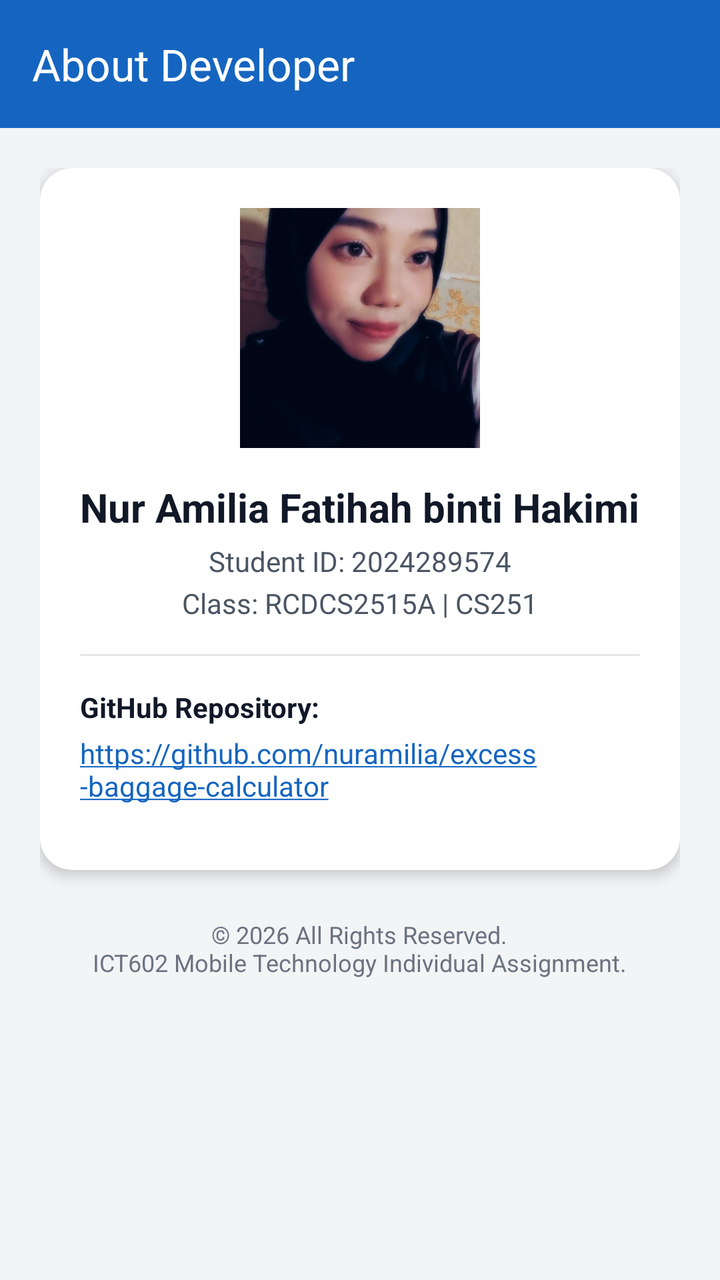
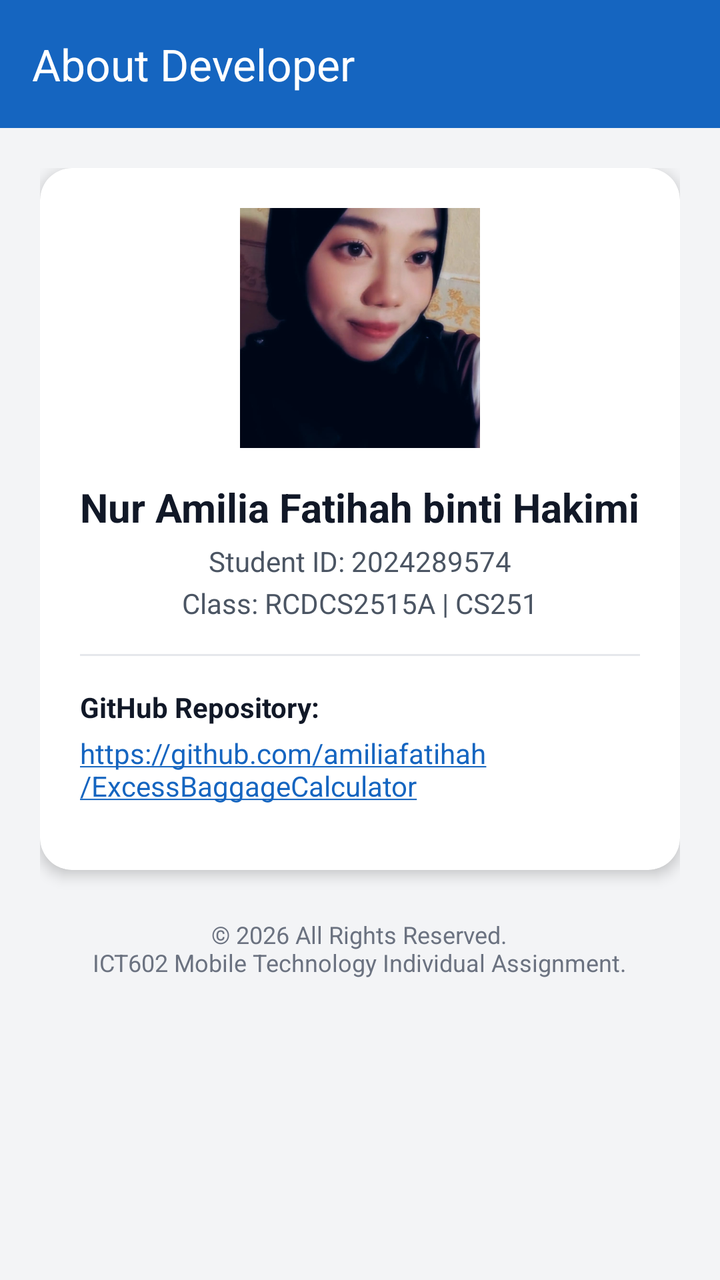

Compare the two renders of this Android layout. The source of the first and the diff that turns it into the second are given below.
<!-- AndroidManifest.xml: application theme Theme.ExcessBaggageCalculator -->
<!-- res/layout/activity_about.xml -->
<?xml version="1.0" encoding="utf-8"?>
<LinearLayout xmlns:android="http://schemas.android.com/apk/res/android"
    xmlns:app="http://schemas.android.com/apk/res-auto"
    android:layout_width="match_parent"
    android:layout_height="match_parent"
    android:orientation="vertical"
    android:background="#F3F4F6">

    <androidx.appcompat.widget.Toolbar
        android:id="@+id/aboutToolbar"
        android:layout_width="match_parent"
        android:layout_height="?attr/actionBarSize"
        android:background="#1565C0"
        app:title="About Developer"
        app:titleTextColor="#FFFFFF" />

    <ScrollView
        android:layout_width="match_parent"
        android:layout_height="match_parent"
        android:padding="20dp">

        <LinearLayout
            android:layout_width="match_parent"
            android:layout_height="wrap_content"
            android:orientation="vertical"
            android:gravity="center_horizontal">

            
            <androidx.cardview.widget.CardView
                android:layout_width="match_parent"
                android:layout_height="wrap_content"
                app:cardCornerRadius="16dp"
                app:cardElevation="4dp"
                app:cardBackgroundColor="#FFFFFF"
                android:layout_marginBottom="24dp">

                <LinearLayout
                    android:layout_width="match_parent"
                    android:layout_height="wrap_content"
                    android:orientation="vertical"
                    android:gravity="center_horizontal"
                    android:padding="20dp">

                    
                    <ImageView
                        android:id="@+id/imgProfile"
                        android:layout_width="120dp"
                        android:layout_height="120dp"
                        android:src="@drawable/my_profile1"
                        android:scaleType="centerCrop"
                        android:background="#E5E7EB"
                        android:layout_marginBottom="16dp"
                        android:contentDescription="Developer Photo" />

                    <TextView
                        android:layout_width="wrap_content"
                        android:layout_height="wrap_content"
                        android:text="Nur Amilia Fatihah binti Hakimi"
                        android:textSize="20sp"
                        android:textColor="#111827"
                        android:textStyle="bold"
                        android:layout_marginBottom="4dp" />

                    <TextView
                        android:layout_width="wrap_content"
                        android:layout_height="wrap_content"
                        android:text="Student ID: 2024289574"
                        android:textColor="#4B5563"
                        android:textSize="14sp"
                        android:layout_marginBottom="2dp" />

                    <TextView
                        android:layout_width="wrap_content"
                        android:layout_height="wrap_content"
                        android:text="Class: RCDCS2515A | CS251"
                        android:textColor="#4B5563"
                        android:textSize="14sp"
                        android:layout_marginBottom="16dp" />

                    <View
                        android:layout_width="match_parent"
                        android:layout_height="1dp"
                        android:background="#E5E7EB"
                        android:layout_marginBottom="16dp" />

                    <TextView
                        android:layout_width="match_parent"
                        android:layout_height="wrap_content"
                        android:text="GitHub Repository:"
                        android:textStyle="bold"
                        android:textColor="#111827"
                        android:textSize="14sp"
                        android:layout_marginBottom="4dp" />

                    
                    <TextView
                        android:id="@+id/txtGithubUrl"
                        android:layout_width="match_parent"
                        android:layout_height="wrap_content"
                        android:minHeight="48dp"
                        android:text="https://github.com/nuramilia/excess-baggage-calculator"
                        android:autoLink="web"
                        android:textColorLink="#1565C0"
                        android:textColor="#1565C0"
                        android:textSize="14sp" />

                </LinearLayout>
            </androidx.cardview.widget.CardView>

            
            <TextView
                android:layout_width="wrap_content"
                android:layout_height="wrap_content"
                android:text="© 2026 All Rights Reserved.\nICT602 Mobile Technology Individual Assignment."
                android:textAlignment="center"
                android:textSize="12sp"
                android:textColor="#6B7280" />

        </LinearLayout>
    </ScrollView>
</LinearLayout>
<!-- resources referenced by this layout -->
<resources>
  <!-- drawable my_profile1: png bitmap (drawable, 47889 bytes) -->
  <style name="Theme.ExcessBaggageCalculator" parent="Base.Theme.ExcessBaggageCalculator" />
  <style name="Base.Theme.ExcessBaggageCalculator" parent="Theme.Material3.DayNight.NoActionBar">
          
          
      </style>
</resources>

<!-- the commit's change to res/layout/activity_about.xml (unified diff, before → after) -->
@@ -98,8 +98,7 @@
                         android:layout_width="match_parent"
                         android:layout_height="wrap_content"
                         android:minHeight="48dp"
-                        android:text="https://github.com/nuramilia/excess-baggage-calculator"
-                        android:autoLink="web"
+                        android:text="https://github.com/amiliafatihah/ExcessBaggageCalculator"                        android:autoLink="web"
                         android:textColorLink="#1565C0"
                         android:textColor="#1565C0"
                         android:textSize="14sp" />
